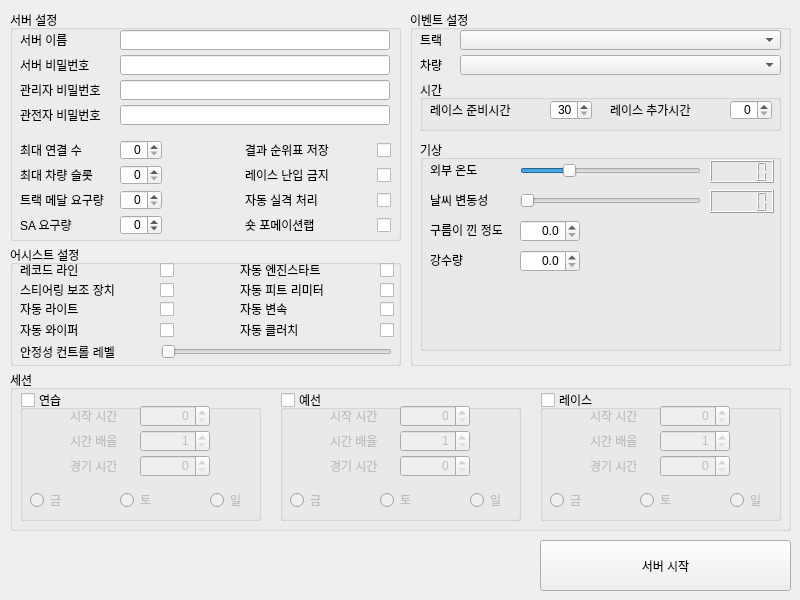
mhoow6/ACCservermanager, file ACC_Dedicated_Server_GUI.ui: the form before one commit.
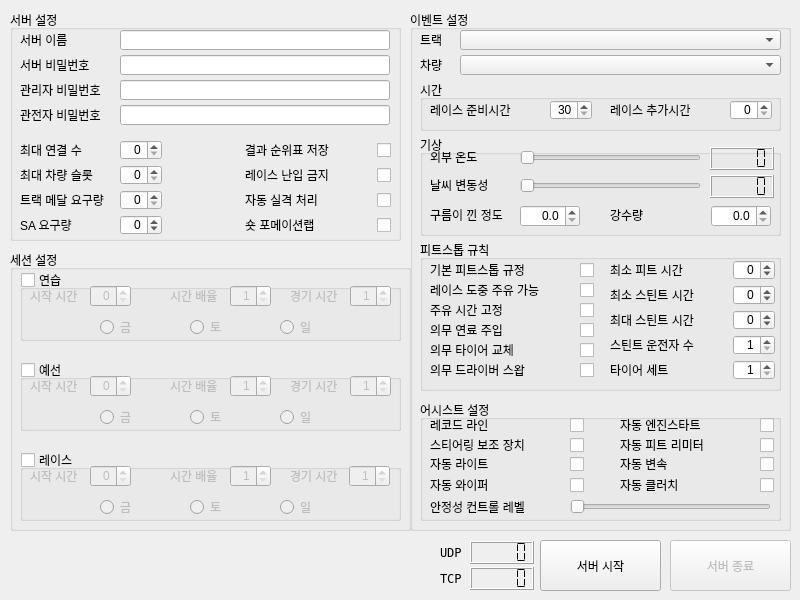
The form after the commit. Icons and pictures are not drawn.

Commit message: 피트스톱 규칙 추가로 인한 UI 수정

The edit to the form file:
```diff
--- a/ACC_Dedicated_Server_GUI.ui
+++ b/ACC_Dedicated_Server_GUI.ui
@@ -361,7 +361,7 @@
       <x>410</x>
       <y>10</y>
       <width>381</width>
-      <height>356</height>
+      <height>521</height>
      </rect>
     </property>
     <property name="title">
@@ -497,9 +497,9 @@
      <property name="geometry">
       <rect>
        <x>10</x>
-       <y>130</y>
+       <y>125</y>
        <width>361</width>
-       <height>211</height>
+       <height>101</height>
       </rect>
      </property>
      <property name="title">
@@ -509,7 +509,7 @@
       <property name="geometry">
        <rect>
         <x>10</x>
-        <y>20</y>
+        <y>12</y>
         <width>100</width>
         <height>20</height>
        </rect>
@@ -522,7 +522,7 @@
       <property name="geometry">
        <rect>
         <x>290</x>
-        <y>20</y>
+        <y>12</y>
         <width>64</width>
         <height>23</height>
        </rect>
@@ -534,7 +534,7 @@
        </font>
       </property>
       <property name="segmentStyle">
-       <enum>QLCDNumber::Filled</enum>
+       <enum>QLCDNumber::Flat</enum>
       </property>
       <property name="value" stdset="0">
        <double>0.000000000000000</double>
@@ -544,16 +544,16 @@
       <property name="geometry">
        <rect>
         <x>100</x>
-        <y>20</y>
+        <y>12</y>
         <width>181</width>
         <height>22</height>
        </rect>
       </property>
       <property name="minimum">
-       <number>-10</number>
+       <number>10</number>
       </property>
       <property name="maximum">
-       <number>30</number>
+       <number>35</number>
       </property>
       <property name="orientation">
        <enum>Qt::Horizontal</enum>
@@ -563,7 +563,7 @@
       <property name="geometry">
        <rect>
         <x>100</x>
-        <y>50</y>
+        <y>40</y>
         <width>181</width>
         <height>22</height>
        </rect>
@@ -582,7 +582,7 @@
       <property name="geometry">
        <rect>
         <x>10</x>
-        <y>50</y>
+        <y>40</y>
         <width>100</width>
         <height>20</height>
        </rect>
@@ -595,17 +595,20 @@
       <property name="geometry">
        <rect>
         <x>290</x>
-        <y>50</y>
+        <y>40</y>
         <width>64</width>
         <height>23</height>
        </rect>
       </property>
+      <property name="segmentStyle">
+       <enum>QLCDNumber::Flat</enum>
+      </property>
      </widget>
      <widget class="QLabel" name="label_rain">
       <property name="geometry">
        <rect>
-        <x>10</x>
-        <y>110</y>
+        <x>190</x>
+        <y>70</y>
         <width>100</width>
         <height>20</height>
        </rect>
@@ -618,8 +621,8 @@
       <property name="geometry">
        <rect>
         <x>10</x>
-        <y>80</y>
-        <width>100</width>
+        <y>70</y>
+        <width>91</width>
         <height>20</height>
        </rect>
       </property>
@@ -631,7 +634,7 @@
       <property name="geometry">
        <rect>
         <x>100</x>
-        <y>80</y>
+        <y>70</y>
         <width>60</width>
         <height>22</height>
        </rect>
@@ -655,8 +658,8 @@
      <widget class="QDoubleSpinBox" name="doubleSpinBox_rain">
       <property name="geometry">
        <rect>
-        <x>100</x>
-        <y>110</y>
+        <x>291</x>
+        <y>70</y>
         <width>60</width>
         <height>22</height>
        </rect>
@@ -678,26 +681,371 @@
       </property>
      </widget>
     </widget>
-   </widget>
-   <widget class="QPushButton" name="pushButton_start">
+    <widget class="QGroupBox" name="groupBox_pitstop">
+     <property name="geometry">
+      <rect>
+       <x>10</x>
+       <y>230</y>
+       <width>361</width>
+       <height>151</height>
+      </rect>
+     </property>
+     <property name="toolTip">
+      <string/>
+     </property>
+     <property name="title">
+      <string>피트스톱 규칙</string>
+     </property>
+     <widget class="QLabel" name="label_pitWindowLengthSec">
+      <property name="geometry">
+       <rect>
+        <x>190</x>
+        <y>20</y>
+        <width>121</width>
+        <height>20</height>
+       </rect>
+      </property>
+      <property name="toolTip">
+       <string/>
+      </property>
+      <property name="text">
+       <string>최소 피트 시간</string>
+      </property>
+     </widget>
+     <widget class="QSpinBox" name="spinBox_pitWindowLengthSec">
     <property name="geometry">
      <rect>
-      <x>540</x>
-      <y>540</y>
-      <width>251</width>
-      <height>51</height>
-     </rect>
-    </property>
+        <x>313</x>
+        <y>20</y>
+        <width>42</width>
+        <height>20</height>
+       </rect>
+      </property>
+      <property name="layoutDirection">
+       <enum>Qt::LeftToRight</enum>
+      </property>
+      <property name="alignment">
+       <set>Qt::AlignRight|Qt::AlignTrailing|Qt::AlignVCenter</set>
+      </property>
+      <property name="minimum">
+       <number>-1</number>
+      </property>
+      <property name="maximum">
+       <number>1440</number>
+      </property>
+     </widget>
+     <widget class="QSpinBox" name="spinBox_driverStintTimeSec">
+      <property name="geometry">
+       <rect>
+        <x>313</x>
+        <y>45</y>
+        <width>42</width>
+        <height>20</height>
+       </rect>
+      </property>
+      <property name="layoutDirection">
+       <enum>Qt::LeftToRight</enum>
+      </property>
+      <property name="alignment">
+       <set>Qt::AlignRight|Qt::AlignTrailing|Qt::AlignVCenter</set>
+      </property>
+      <property name="minimum">
+       <number>-1</number>
+      </property>
+      <property name="maximum">
+       <number>1440</number>
+      </property>
+     </widget>
+     <widget class="QLabel" name="label_driverStintTimeSec">
+      <property name="geometry">
+       <rect>
+        <x>190</x>
+        <y>45</y>
+        <width>121</width>
+        <height>20</height>
+       </rect>
+      </property>
+      <property name="toolTip">
+       <string/>
+      </property>
     <property name="text">
-     <string>서버 시작</string>
-    </property>
+       <string>최소 스틴트 시간</string>
+      </property>
+     </widget>
+     <widget class="QLabel" name="label_mandatoryPitstopCount">
+      <property name="geometry">
+       <rect>
+        <x>10</x>
+        <y>20</y>
+        <width>151</width>
+        <height>20</height>
+       </rect>
+      </property>
+      <property name="text">
+       <string>기본 피트스톱 규정</string>
+      </property>
+     </widget>
+     <widget class="QCheckBox" name="checkBox_mandatoryPitstopCount">
+      <property name="geometry">
+       <rect>
+        <x>160</x>
+        <y>20</y>
+        <width>20</width>
+        <height>20</height>
+       </rect>
+      </property>
+      <property name="text">
+       <string/>
+      </property>
+     </widget>
+     <widget class="QLabel" name="label_maxTotalDrivingTime">
+      <property name="geometry">
+       <rect>
+        <x>190</x>
+        <y>70</y>
+        <width>121</width>
+        <height>20</height>
+       </rect>
+      </property>
+      <property name="toolTip">
+       <string/>
+      </property>
+      <property name="text">
+       <string>최대 스틴트 시간</string>
+      </property>
+     </widget>
+     <widget class="QSpinBox" name="spinBox_maxTotalDrivingTime">
+      <property name="geometry">
+       <rect>
+        <x>313</x>
+        <y>70</y>
+        <width>42</width>
+        <height>20</height>
+       </rect>
+      </property>
+      <property name="layoutDirection">
+       <enum>Qt::LeftToRight</enum>
+      </property>
+      <property name="alignment">
+       <set>Qt::AlignRight|Qt::AlignTrailing|Qt::AlignVCenter</set>
+      </property>
+      <property name="minimum">
+       <number>-1</number>
+      </property>
+      <property name="maximum">
+       <number>1440</number>
+      </property>
+     </widget>
+     <widget class="QSpinBox" name="spinBox_maxDriversCount">
+      <property name="geometry">
+       <rect>
+        <x>313</x>
+        <y>95</y>
+        <width>42</width>
+        <height>20</height>
+       </rect>
+      </property>
+      <property name="layoutDirection">
+       <enum>Qt::LeftToRight</enum>
+      </property>
+      <property name="alignment">
+       <set>Qt::AlignRight|Qt::AlignTrailing|Qt::AlignVCenter</set>
+      </property>
+      <property name="minimum">
+       <number>1</number>
+      </property>
+      <property name="maximum">
+       <number>3</number>
+      </property>
+     </widget>
+     <widget class="QLabel" name="label_maxDriversCount">
+      <property name="geometry">
+       <rect>
+        <x>190</x>
+        <y>95</y>
+        <width>121</width>
+        <height>20</height>
+       </rect>
+      </property>
+      <property name="toolTip">
+       <string/>
+      </property>
+      <property name="text">
+       <string>스틴트 운전자 수</string>
+      </property>
+     </widget>
+     <widget class="QLabel" name="label_isRefuellingAllowedInRace">
+      <property name="geometry">
+       <rect>
+        <x>10</x>
+        <y>40</y>
+        <width>151</width>
+        <height>20</height>
+       </rect>
+      </property>
+      <property name="text">
+       <string>레이스 도중 주유 가능</string>
+      </property>
+     </widget>
+     <widget class="QCheckBox" name="checkBox_isRefuellingAllowedInRace">
+      <property name="geometry">
+       <rect>
+        <x>160</x>
+        <y>40</y>
+        <width>20</width>
+        <height>20</height>
+       </rect>
+      </property>
+      <property name="text">
+       <string/>
+      </property>
+     </widget>
+     <widget class="QCheckBox" name="checkBox_isRefuellingTimeFixed">
+      <property name="geometry">
+       <rect>
+        <x>160</x>
+        <y>60</y>
+        <width>20</width>
+        <height>20</height>
+       </rect>
+      </property>
+      <property name="text">
+       <string/>
+      </property>
+     </widget>
+     <widget class="QLabel" name="label_isRefuellingTimeFixed">
+      <property name="geometry">
+       <rect>
+        <x>10</x>
+        <y>60</y>
+        <width>151</width>
+        <height>20</height>
+       </rect>
+      </property>
+      <property name="text">
+       <string>주유 시간 고정</string>
+      </property>
+     </widget>
+     <widget class="QLabel" name="label_isMandatoryPitstopRefuellingRequired">
+      <property name="geometry">
+       <rect>
+        <x>10</x>
+        <y>80</y>
+        <width>151</width>
+        <height>20</height>
+       </rect>
+      </property>
+      <property name="text">
+       <string>의무 연료 주입</string>
+      </property>
+     </widget>
+     <widget class="QCheckBox" name="checkBox_isMandatoryPitstopRefuellingRequired">
+      <property name="geometry">
+       <rect>
+        <x>160</x>
+        <y>80</y>
+        <width>20</width>
+        <height>20</height>
+       </rect>
+      </property>
+      <property name="text">
+       <string/>
+      </property>
+     </widget>
+     <widget class="QLabel" name="label_isMandatoryPitstopTyreChangeRequired">
+      <property name="geometry">
+       <rect>
+        <x>10</x>
+        <y>100</y>
+        <width>151</width>
+        <height>20</height>
+       </rect>
+      </property>
+      <property name="text">
+       <string>의무 타이어 교체</string>
+      </property>
+     </widget>
+     <widget class="QCheckBox" name="checkBox_isMandatoryPitstopTyreChangeRequired">
+      <property name="geometry">
+       <rect>
+        <x>160</x>
+        <y>100</y>
+        <width>20</width>
+        <height>20</height>
+       </rect>
+      </property>
+      <property name="text">
+       <string/>
+      </property>
+     </widget>
+     <widget class="QCheckBox" name="checkBox_isMandatoryPitstopSwapDriverRequired">
+      <property name="geometry">
+       <rect>
+        <x>160</x>
+        <y>120</y>
+        <width>20</width>
+        <height>20</height>
+       </rect>
+      </property>
+      <property name="text">
+       <string/>
+      </property>
+     </widget>
+     <widget class="QLabel" name="label_isMandatoryPitstopSwapDriverRequired">
+      <property name="geometry">
+       <rect>
+        <x>10</x>
+        <y>120</y>
+        <width>151</width>
+        <height>20</height>
+       </rect>
+      </property>
+      <property name="text">
+       <string>의무 드라이버 스왑</string>
+      </property>
+     </widget>
+     <widget class="QLabel" name="label_tyreSetCount">
+      <property name="geometry">
+       <rect>
+        <x>190</x>
+        <y>120</y>
+        <width>121</width>
+        <height>20</height>
+       </rect>
+      </property>
+      <property name="toolTip">
+       <string/>
+      </property>
+      <property name="text">
+       <string>타이어 세트</string>
+      </property>
+     </widget>
+     <widget class="QSpinBox" name="spinBox_tyreSetCount">
+      <property name="geometry">
+       <rect>
+        <x>313</x>
+        <y>120</y>
+        <width>42</width>
+        <height>20</height>
+       </rect>
+      </property>
+      <property name="layoutDirection">
+       <enum>Qt::LeftToRight</enum>
+      </property>
+      <property name="alignment">
+       <set>Qt::AlignRight|Qt::AlignTrailing|Qt::AlignVCenter</set>
+      </property>
+      <property name="minimum">
+       <number>1</number>
+      </property>
+     </widget>
    </widget>
    <widget class="QGroupBox" name="groupBox_assist">
     <property name="geometry">
      <rect>
       <x>10</x>
-      <y>245</y>
-      <width>391</width>
+       <y>390</y>
+       <width>361</width>
       <height>121</height>
      </rect>
     </property>
@@ -811,7 +1159,7 @@
     <widget class="QCheckBox" name="checkBox_disableAutoEngineStart">
      <property name="geometry">
       <rect>
-       <x>370</x>
+        <x>340</x>
        <y>15</y>
        <width>20</width>
        <height>20</height>
@@ -824,7 +1172,7 @@
     <widget class="QLabel" name="label_disableAutoEngineStart">
      <property name="geometry">
       <rect>
-       <x>230</x>
+        <x>200</x>
        <y>15</y>
        <width>90</width>
        <height>20</height>
@@ -837,7 +1185,7 @@
     <widget class="QLabel" name="label_disableAutoPitLimiter">
      <property name="geometry">
       <rect>
-       <x>230</x>
+        <x>200</x>
        <y>35</y>
        <width>90</width>
        <height>20</height>
@@ -850,7 +1198,7 @@
     <widget class="QCheckBox" name="checkBox_disableAutoPitLimiter">
      <property name="geometry">
       <rect>
-       <x>370</x>
+        <x>340</x>
        <y>35</y>
        <width>20</width>
        <height>20</height>
@@ -863,7 +1211,7 @@
     <widget class="QCheckBox" name="checkBox_disableAutoGear">
      <property name="geometry">
       <rect>
-       <x>370</x>
+        <x>340</x>
        <y>54</y>
        <width>20</width>
        <height>20</height>
@@ -876,7 +1224,7 @@
     <widget class="QLabel" name="label_disableAutoGear">
      <property name="geometry">
       <rect>
-       <x>230</x>
+        <x>200</x>
        <y>54</y>
        <width>90</width>
        <height>20</height>
@@ -889,7 +1237,7 @@
     <widget class="QCheckBox" name="checkBox_disableAutoClutch">
      <property name="geometry">
       <rect>
-       <x>370</x>
+        <x>340</x>
        <y>75</y>
        <width>20</width>
        <height>20</height>
@@ -902,7 +1250,7 @@
     <widget class="QLabel" name="label_disableAutoClutch">
      <property name="geometry">
       <rect>
-       <x>230</x>
+        <x>200</x>
        <y>75</y>
        <width>90</width>
        <height>20</height>
@@ -928,9 +1276,9 @@
     <widget class="QSlider" name="horizontalSlider_stabilityControlLevelMax">
      <property name="geometry">
       <rect>
-       <x>151</x>
+        <x>150</x>
        <y>97</y>
-       <width>231</width>
+        <width>201</width>
        <height>20</height>
       </rect>
      </property>
@@ -942,25 +1290,142 @@
      </property>
     </widget>
    </widget>
+   </widget>
+   <widget class="QPushButton" name="pushButton_start">
+    <property name="geometry">
+     <rect>
+      <x>540</x>
+      <y>540</y>
+      <width>121</width>
+      <height>51</height>
+     </rect>
+    </property>
+    <property name="text">
+     <string>서버 시작</string>
+    </property>
+   </widget>
+   <widget class="QPushButton" name="pushButton_exit">
+    <property name="enabled">
+     <bool>false</bool>
+    </property>
+    <property name="geometry">
+     <rect>
+      <x>670</x>
+      <y>540</y>
+      <width>121</width>
+      <height>51</height>
+     </rect>
+    </property>
+    <property name="text">
+     <string>서버 종료</string>
+    </property>
+    <property name="autoExclusive">
+     <bool>false</bool>
+    </property>
+    <property name="default">
+     <bool>false</bool>
+    </property>
+    <property name="flat">
+     <bool>false</bool>
+    </property>
+   </widget>
+   <widget class="QLCDNumber" name="lcdNumber_tcpPort">
+    <property name="geometry">
+     <rect>
+      <x>470</x>
+      <y>567</y>
+      <width>64</width>
+      <height>23</height>
+     </rect>
+    </property>
+    <property name="segmentStyle">
+     <enum>QLCDNumber::Flat</enum>
+    </property>
+   </widget>
+   <widget class="QLCDNumber" name="lcdNumber_udpPort">
+    <property name="geometry">
+     <rect>
+      <x>470</x>
+      <y>541</y>
+      <width>64</width>
+      <height>23</height>
+     </rect>
+    </property>
+    <property name="smallDecimalPoint">
+     <bool>false</bool>
+    </property>
+    <property name="segmentStyle">
+     <enum>QLCDNumber::Flat</enum>
+    </property>
+   </widget>
+   <widget class="QLabel" name="label_udpPort">
+    <property name="geometry">
+     <rect>
+      <x>440</x>
+      <y>541</y>
+      <width>31</width>
+      <height>23</height>
+     </rect>
+    </property>
+    <property name="font">
+     <font>
+      <family>Fixedsys</family>
+      <pointsize>9</pointsize>
+      <weight>50</weight>
+      <italic>false</italic>
+      <bold>false</bold>
+      <underline>false</underline>
+     </font>
+    </property>
+    <property name="text">
+     <string>UDP</string>
+    </property>
+   </widget>
+   <widget class="QLabel" name="label_tcpPort">
+    <property name="geometry">
+     <rect>
+      <x>440</x>
+      <y>567</y>
+      <width>31</width>
+      <height>23</height>
+     </rect>
+    </property>
+    <property name="font">
+     <font>
+      <family>Fixedsys</family>
+      <pointsize>9</pointsize>
+      <weight>50</weight>
+      <italic>false</italic>
+      <bold>false</bold>
+      <underline>false</underline>
+     </font>
+    </property>
+    <property name="text">
+     <string>TCP</string>
+    </property>
+    <property name="textFormat">
+     <enum>Qt::AutoText</enum>
+    </property>
+   </widget>
    <widget class="QGroupBox" name="groupBox_session">
     <property name="geometry">
      <rect>
       <x>10</x>
-      <y>370</y>
-      <width>781</width>
-      <height>161</height>
+      <y>250</y>
+      <width>401</width>
+      <height>281</height>
      </rect>
     </property>
     <property name="title">
-     <string>세션</string>
+     <string>세션 설정</string>
     </property>
     <widget class="QGroupBox" name="groupBox_practice">
      <property name="geometry">
       <rect>
        <x>10</x>
        <y>20</y>
-       <width>241</width>
-       <height>131</height>
+       <width>381</width>
+       <height>71</height>
       </rect>
      </property>
      <property name="title">
@@ -975,7 +1440,7 @@
      <widget class="QLabel" name="label_practice_hourOfDay">
       <property name="geometry">
        <rect>
-        <x>50</x>
+        <x>10</x>
         <y>20</y>
         <width>56</width>
         <height>12</height>
@@ -988,9 +1453,9 @@
      <widget class="QSpinBox" name="spinBox_practice_hourOfDay">
       <property name="geometry">
        <rect>
-        <x>120</x>
+        <x>70</x>
         <y>15</y>
-        <width>70</width>
+        <width>41</width>
         <height>22</height>
        </rect>
       </property>
@@ -1004,8 +1469,8 @@
      <widget class="QLabel" name="label_practice_timeMultiplier">
       <property name="geometry">
        <rect>
-        <x>50</x>
-        <y>45</y>
+        <x>150</x>
+        <y>20</y>
         <width>56</width>
         <height>12</height>
        </rect>
@@ -1017,9 +1482,9 @@
      <widget class="QSpinBox" name="spinBox_practice_timeMultiplier">
       <property name="geometry">
        <rect>
-        <x>120</x>
-        <y>40</y>
-        <width>70</width>
+        <x>210</x>
+        <y>15</y>
+        <width>41</width>
         <height>22</height>
        </rect>
       </property>
@@ -1036,8 +1501,8 @@
      <widget class="QLabel" name="label_practice_sessionDurationMinutes">
       <property name="geometry">
        <rect>
-        <x>50</x>
-        <y>70</y>
+        <x>270</x>
+        <y>20</y>
         <width>56</width>
         <height>12</height>
        </rect>
@@ -1049,15 +1514,18 @@
      <widget class="QSpinBox" name="spinBox_practice_sessionDurationMinutes">
       <property name="geometry">
        <rect>
-        <x>120</x>
-        <y>65</y>
-        <width>70</width>
+        <x>330</x>
+        <y>15</y>
+        <width>41</width>
         <height>22</height>
        </rect>
       </property>
       <property name="alignment">
        <set>Qt::AlignRight|Qt::AlignTrailing|Qt::AlignVCenter</set>
       </property>
+      <property name="minimum">
+       <number>1</number>
+      </property>
       <property name="maximum">
        <number>1440</number>
       </property>
@@ -1065,8 +1533,8 @@
      <widget class="QLabel" name="label_practice_friday">
       <property name="geometry">
        <rect>
-        <x>30</x>
-        <y>100</y>
+        <x>100</x>
+        <y>47</y>
         <width>20</width>
         <height>20</height>
        </rect>
@@ -1078,8 +1546,8 @@
      <widget class="QRadioButton" name="radioButton_practice_friday">
       <property name="geometry">
        <rect>
-        <x>10</x>
-        <y>100</y>
+        <x>80</x>
+        <y>47</y>
         <width>20</width>
         <height>20</height>
        </rect>
@@ -1091,8 +1559,8 @@
      <widget class="QLabel" name="label_practice_saturday">
       <property name="geometry">
        <rect>
-        <x>120</x>
-        <y>100</y>
+        <x>190</x>
+        <y>47</y>
         <width>20</width>
         <height>20</height>
        </rect>
@@ -1104,8 +1572,8 @@
      <widget class="QRadioButton" name="radioButton_practice_saturday">
       <property name="geometry">
        <rect>
-        <x>100</x>
-        <y>100</y>
+        <x>170</x>
+        <y>47</y>
         <width>20</width>
         <height>20</height>
        </rect>
@@ -1117,8 +1585,8 @@
      <widget class="QLabel" name="label_practice_sunday">
       <property name="geometry">
        <rect>
-        <x>210</x>
-        <y>100</y>
+        <x>280</x>
+        <y>47</y>
         <width>20</width>
         <height>20</height>
        </rect>
@@ -1130,8 +1598,8 @@
      <widget class="QRadioButton" name="radioButton_practice_sunday">
       <property name="geometry">
        <rect>
-        <x>190</x>
-        <y>100</y>
+        <x>260</x>
+        <y>47</y>
         <width>20</width>
         <height>20</height>
        </rect>
@@ -1144,10 +1612,10 @@
     <widget class="QGroupBox" name="groupBox_qualify">
      <property name="geometry">
       <rect>
-       <x>270</x>
-       <y>20</y>
-       <width>241</width>
-       <height>131</height>
+       <x>10</x>
+       <y>110</y>
+       <width>381</width>
+       <height>71</height>
       </rect>
      </property>
      <property name="title">
@@ -1162,7 +1630,7 @@
      <widget class="QLabel" name="label_qualify_hourOfDay">
       <property name="geometry">
        <rect>
-        <x>50</x>
+        <x>10</x>
         <y>20</y>
         <width>56</width>
         <height>12</height>
@@ -1175,9 +1643,9 @@
      <widget class="QSpinBox" name="spinBox_qualify_hourOfDay">
       <property name="geometry">
        <rect>
-        <x>120</x>
+        <x>70</x>
         <y>15</y>
-        <width>70</width>
+        <width>41</width>
         <height>22</height>
        </rect>
       </property>
@@ -1191,8 +1659,8 @@
      <widget class="QLabel" name="label_qualify_timeMultiplier">
       <property name="geometry">
        <rect>
-        <x>50</x>
-        <y>45</y>
+        <x>150</x>
+        <y>20</y>
         <width>56</width>
         <height>12</height>
        </rect>
@@ -1204,9 +1672,9 @@
      <widget class="QSpinBox" name="spinBox_qualify_timeMultiplier">
       <property name="geometry">
        <rect>
-        <x>120</x>
-        <y>40</y>
-        <width>70</width>
+        <x>210</x>
+        <y>15</y>
+        <width>41</width>
         <height>22</height>
        </rect>
       </property>
@@ -1223,8 +1691,8 @@
      <widget class="QLabel" name="label_qualify_sessionDurationMinutes">
       <property name="geometry">
        <rect>
-        <x>50</x>
-        <y>70</y>
+        <x>270</x>
+        <y>20</y>
         <width>56</width>
         <height>12</height>
        </rect>
@@ -1236,15 +1704,18 @@
      <widget class="QSpinBox" name="spinBox_qualify_sessionDurationMinutes">
       <property name="geometry">
        <rect>
-        <x>120</x>
-        <y>65</y>
-        <width>70</width>
+        <x>330</x>
+        <y>15</y>
+        <width>41</width>
         <height>22</height>
        </rect>
       </property>
       <property name="alignment">
        <set>Qt::AlignRight|Qt::AlignTrailing|Qt::AlignVCenter</set>
       </property>
+      <property name="minimum">
+       <number>1</number>
+      </property>
       <property name="maximum">
        <number>1440</number>
       </property>
@@ -1252,8 +1723,8 @@
      <widget class="QLabel" name="label_qualify_friday">
       <property name="geometry">
        <rect>
-        <x>30</x>
-        <y>100</y>
+        <x>100</x>
+        <y>47</y>
         <width>20</width>
         <height>20</height>
        </rect>
@@ -1265,8 +1736,8 @@
      <widget class="QRadioButton" name="radioButton_qualify_friday">
       <property name="geometry">
        <rect>
-        <x>10</x>
-        <y>100</y>
+        <x>80</x>
+        <y>47</y>
         <width>20</width>
         <height>20</height>
        </rect>
@@ -1278,8 +1749,8 @@
      <widget class="QLabel" name="label_qualify_saturday">
       <property name="geometry">
        <rect>
-        <x>120</x>
-        <y>100</y>
+        <x>190</x>
+        <y>47</y>
         <width>20</width>
         <height>20</height>
        </rect>
@@ -1291,8 +1762,8 @@
      <widget class="QRadioButton" name="radioButton_qualify_saturday">
       <property name="geometry">
        <rect>
-        <x>100</x>
-        <y>100</y>
+        <x>170</x>
+        <y>47</y>
         <width>20</width>
         <height>20</height>
        </rect>
@@ -1304,8 +1775,8 @@
      <widget class="QLabel" name="label_qualify_sunday">
       <property name="geometry">
        <rect>
-        <x>210</x>
-        <y>100</y>
+        <x>280</x>
+        <y>47</y>
         <width>20</width>
         <height>20</height>
        </rect>
@@ -1317,8 +1788,8 @@
      <widget class="QRadioButton" name="radioButton_qualify_sunday">
       <property name="geometry">
        <rect>
-        <x>190</x>
-        <y>100</y>
+        <x>260</x>
+        <y>47</y>
         <width>20</width>
         <height>20</height>
        </rect>
@@ -1331,10 +1802,10 @@
     <widget class="QGroupBox" name="groupBox_race">
      <property name="geometry">
       <rect>
-       <x>530</x>
-       <y>20</y>
-       <width>241</width>
-       <height>131</height>
+       <x>10</x>
+       <y>200</y>
+       <width>381</width>
+       <height>71</height>
       </rect>
      </property>
      <property name="title">
@@ -1349,7 +1820,7 @@
      <widget class="QLabel" name="label_race_hourOfDay">
       <property name="geometry">
        <rect>
-        <x>50</x>
+        <x>10</x>
         <y>20</y>
         <width>56</width>
         <height>12</height>
@@ -1362,9 +1833,9 @@
      <widget class="QSpinBox" name="spinBox_race_hourOfDay">
       <property name="geometry">
        <rect>
-        <x>120</x>
+        <x>70</x>
         <y>15</y>
-        <width>70</width>
+        <width>41</width>
         <height>22</height>
        </rect>
       </property>
@@ -1378,8 +1849,8 @@
      <widget class="QLabel" name="label_race_timeMultiplier">
       <property name="geometry">
        <rect>
-        <x>50</x>
-        <y>45</y>
+        <x>150</x>
+        <y>20</y>
         <width>56</width>
         <height>12</height>
        </rect>
@@ -1391,9 +1862,9 @@
      <widget class="QSpinBox" name="spinBox_race_timeMultiplier">
       <property name="geometry">
        <rect>
-        <x>120</x>
-        <y>40</y>
-        <width>70</width>
+        <x>210</x>
+        <y>15</y>
+        <width>41</width>
         <height>22</height>
        </rect>
       </property>
@@ -1410,8 +1881,8 @@
      <widget class="QLabel" name="label_race_sessionDurationMinutes">
       <property name="geometry">
        <rect>
-        <x>50</x>
-        <y>70</y>
+        <x>270</x>
+        <y>20</y>
         <width>56</width>
         <height>12</height>
        </rect>
@@ -1423,15 +1894,18 @@
      <widget class="QSpinBox" name="spinBox_race_sessionDurationMinutes">
       <property name="geometry">
        <rect>
-        <x>120</x>
-        <y>65</y>
-        <width>70</width>
+        <x>329</x>
+        <y>15</y>
+        <width>41</width>
         <height>22</height>
        </rect>
       </property>
       <property name="alignment">
        <set>Qt::AlignRight|Qt::AlignTrailing|Qt::AlignVCenter</set>
       </property>
+      <property name="minimum">
+       <number>1</number>
+      </property>
       <property name="maximum">
        <number>1440</number>
       </property>
@@ -1439,8 +1913,8 @@
      <widget class="QLabel" name="label_race_friday">
       <property name="geometry">
        <rect>
-        <x>30</x>
-        <y>100</y>
+        <x>100</x>
+        <y>47</y>
         <width>20</width>
         <height>20</height>
        </rect>
@@ -1452,8 +1926,8 @@
      <widget class="QRadioButton" name="radioButton_race_friday">
       <property name="geometry">
        <rect>
-        <x>10</x>
-        <y>100</y>
+        <x>80</x>
+        <y>47</y>
         <width>20</width>
         <height>20</height>
        </rect>
@@ -1465,8 +1939,8 @@
      <widget class="QLabel" name="label_race_saturday">
       <property name="geometry">
        <rect>
-        <x>120</x>
-        <y>100</y>
+        <x>190</x>
+        <y>47</y>
         <width>20</width>
         <height>20</height>
        </rect>
@@ -1478,8 +1952,8 @@
      <widget class="QRadioButton" name="radioButton_race_saturday">
       <property name="geometry">
        <rect>
-        <x>100</x>
-        <y>100</y>
+        <x>170</x>
+        <y>47</y>
         <width>20</width>
         <height>20</height>
        </rect>
@@ -1491,8 +1965,8 @@
      <widget class="QLabel" name="label_race_sunday">
       <property name="geometry">
        <rect>
-        <x>210</x>
-        <y>100</y>
+        <x>280</x>
+        <y>47</y>
         <width>20</width>
         <height>20</height>
        </rect>
@@ -1504,8 +1978,8 @@
      <widget class="QRadioButton" name="radioButton_race_sunday">
       <property name="geometry">
        <rect>
-        <x>190</x>
-        <y>100</y>
+        <x>260</x>
+        <y>47</y>
         <width>20</width>
         <height>20</height>
        </rect>
```
Left out of the diff: 17 changed lines with no effect on the pictures. Lines whose indentation alone changed are shown as unchanged. The commit also changes 1 other file.
